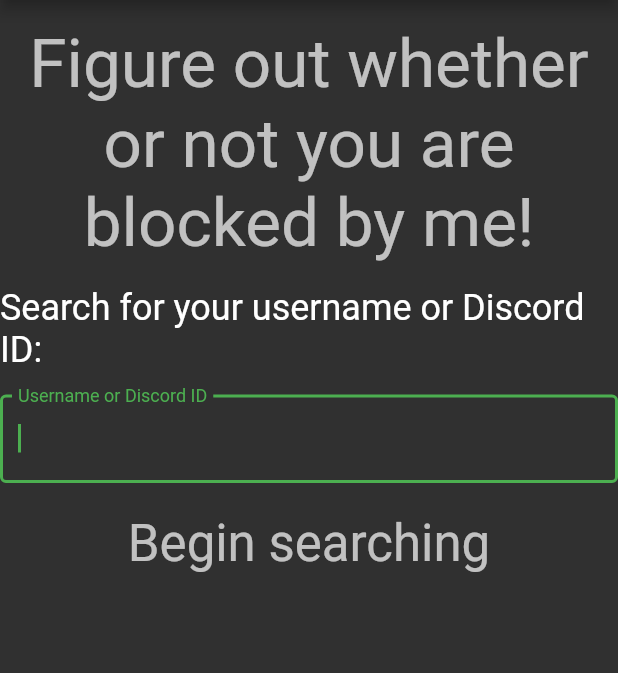
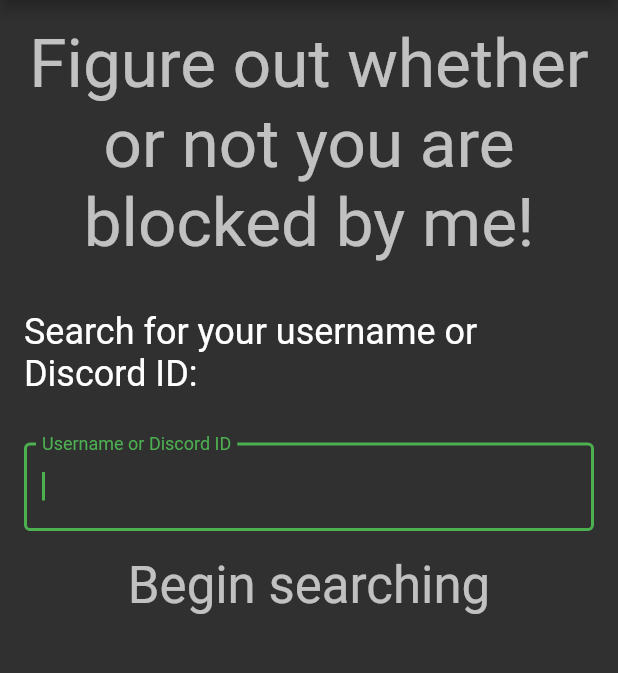
Before and after one commit to GiantTreeLP/amiblocked, a Flutter app: the screen it shows after launch, on a phone screen of 412 x 824 dp, the part 84-757 px from its top. Run offline on Flutter 3.47's test engine with Material 2 defaults, Android fonts, the light colour scheme and no system bars.

Commit message:
Make site scrollable and add a lot of const

```diff
--- a/lib/main.dart
+++ b/lib/main.dart
@@ -58,9 +58,8 @@
       _debounce = Timer(const Duration(milliseconds: 500), () async {
         await initializeDateFormatting(await findSystemLocale(), null);
         final response = await post("/api/v1/find", body: {"search": input});
-        final result = parseResult(response.statusCode == httpSuccess
-            ? response.body
-            : emptyResponse);
+        final result = parseResult(
+            response.statusCode == httpSuccess ? response.body : emptyResponse);
         setState(() {
           _response = result;
           _searchString = input;
@@ -86,17 +85,20 @@
 
   @override
   Widget build(BuildContext context) {
-
     return Scaffold(
       appBar: AppBar(
         title: Text(widget.title),
       ),
-      body: Center(
+      body: LayoutBuilder(
+        builder: (BuildContext context, BoxConstraints viewportConstraints) =>
+            SingleChildScrollView(
+          child: ConstrainedBox(
+            constraints: BoxConstraints(minHeight: viewportConstraints.maxHeight),
             child: Column(
               mainAxisAlignment: MainAxisAlignment.start,
               children: <Widget>[
                 Container(
-              padding: const EdgeInsets.only(top: 16.0),
+                  padding: const EdgeInsets.all(16.0),
                   child: Text(
                     "Figure out whether or not you are blocked by me!",
                     style: Theme.of(context).textTheme.headline3,
@@ -104,7 +106,7 @@
                   ),
                 ),
                 Container(
-              padding: const EdgeInsets.only(top: 16.0, bottom: 16.0),
+                  padding: const EdgeInsets.all(16.0),
                   child: Text(
                     'Search for your username or Discord ID:',
                     style: Theme.of(context).textTheme.headline5,
@@ -112,11 +114,12 @@
                 ),
                 Container(
                   width: 512.0,
+                  padding: const EdgeInsets.all(16.0),
                   child: TextFormField(
                     autofocus: true,
                     onChanged: _onSearchChanged,
-                decoration: InputDecoration(
-                  border: OutlineInputBorder(),
+                    decoration: const InputDecoration(
+                      border: const OutlineInputBorder(),
                       labelText: 'Username or Discord ID',
                     ),
                   ),
@@ -129,6 +132,8 @@
               ],
             ),
           ),
+        ),
+      ),
     );
   }
 }
--- a/lib/view/results.dart
+++ b/lib/view/results.dart
@@ -19,16 +19,16 @@
     Widget child;
 
     if (searching) {
-      child = CircularProgressIndicator(
+      child = const CircularProgressIndicator(
         value: null,
       );
     } else if (this.result != null) {
-      final cardConstraints = BoxConstraints(
+      const cardConstraints = const BoxConstraints(
         minWidth: 480,
         maxWidth: 720,
         minHeight: 120,
       );
-      final padding = EdgeInsets.all(16.0);
+      const padding = const EdgeInsets.all(16.0);
       if (this.result.blocked == true) {
         child = Card(
           color: Colors.red.shade900,
@@ -53,7 +53,7 @@
                 ),
                 if (this.result.note.isNotEmpty)
                   Padding(
-                    padding: EdgeInsets.only(top: 8.0),
+                    padding: const EdgeInsets.only(top: 8.0),
                     child: Column(
                       children: <Widget>[
                         Text(
@@ -95,9 +95,9 @@
                   "You are not blocked, but you have a note attached to you!",
                   style: Theme.of(context).textTheme.headline5,
                 ),
-                Divider(),
+                const Divider(),
                 Padding(
-                  padding: EdgeInsets.only(top: 8.0),
+                  padding: const EdgeInsets.only(top: 8.0),
                   child: Column(
                     children: <Widget>[
                       Text(
@@ -130,7 +130,7 @@
                   "I can't find you: ${result.username} (${result.snowflake})",
                   style: Theme.of(context).textTheme.headline4,
                 ),
-                Divider(),
+                const Divider(),
                 Text(
                   "You are not blocked and you have no note attached to you!",
                   style: Theme.of(context).textTheme.headline5,
@@ -153,7 +153,7 @@
     }
 
     return Container(
-      padding: const EdgeInsets.only(top: 20.0),
+      padding: const EdgeInsets.only(bottom: 20.0, left: 20.0, right: 20.0),
       child: child,
     );
   }
```
Lines whose indentation alone changed are shown as unchanged.
